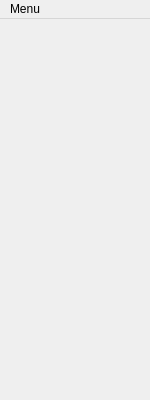
This is src/Applications/TransferFunctions/Ui/TFPalette.ui in JanKolomaznik/MedV4D as Qt 5 draws it before an edit. The edited form follows.
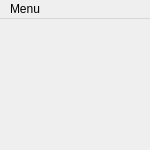
This is the edited form.

What changed in the file:
```diff
--- a/src/Applications/TransferFunctions/Ui/TFPalette.ui
+++ b/src/Applications/TransferFunctions/Ui/TFPalette.ui
@@ -7,13 +7,13 @@
     <x>0</x>
     <y>0</y>
     <width>150</width>
-    <height>400</height>
+    <height>150</height>
    </rect>
   </property>
   <property name="minimumSize">
    <size>
     <width>150</width>
-    <height>400</height>
+    <height>150</height>
    </size>
   </property>
   <property name="windowTitle">
```
